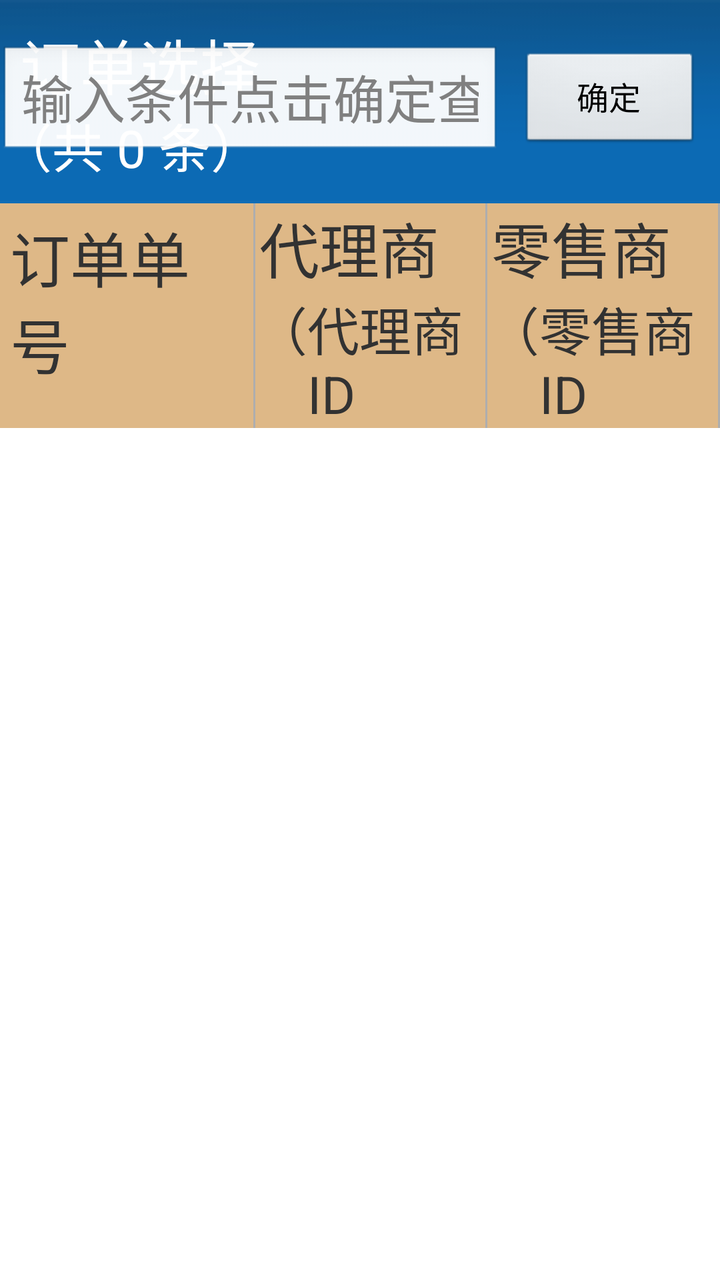
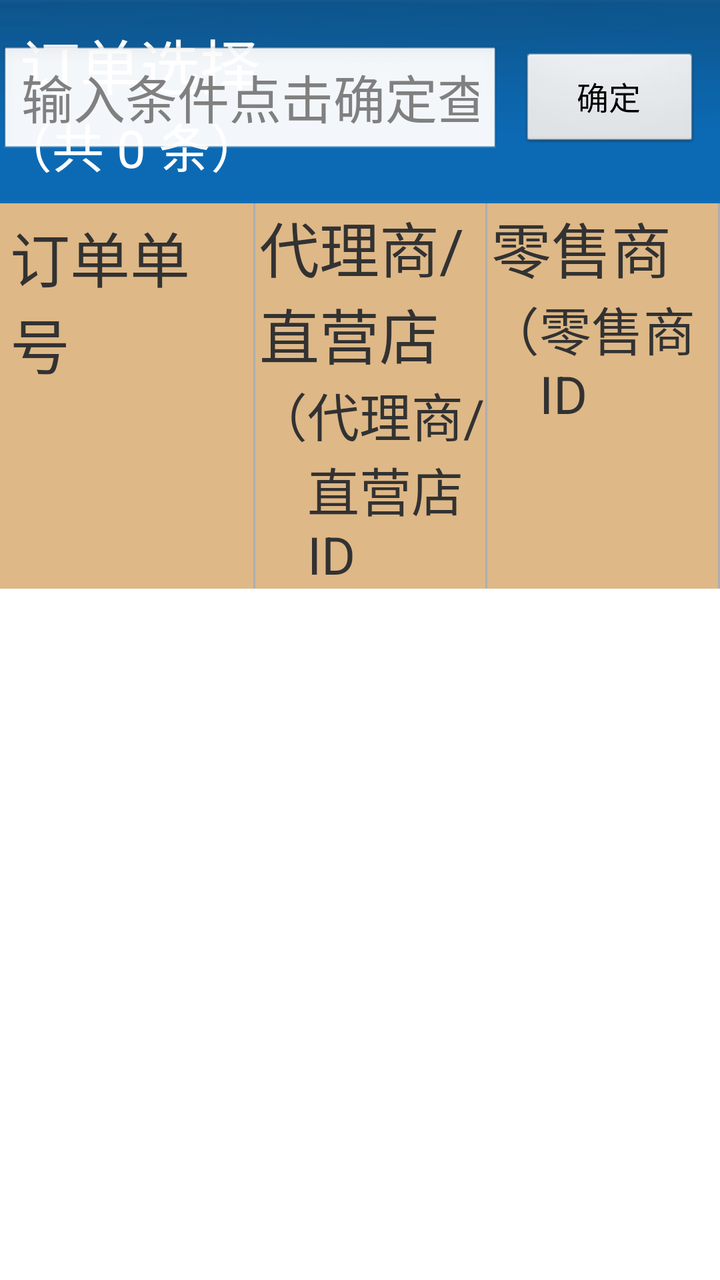

Before-and-after screenshots of an Android layout around one commit, followed by the original layout XML and the change that was made.
<!-- AndroidManifest.xml: application theme android:Theme.Light.NoTitleBar -->
<!-- res/layout/new_select_allpeibill.xml -->
<?xml version="1.0" encoding="utf-8"?>
<LinearLayout xmlns:android="http://schemas.android.com/apk/res/android"
    xmlns:tools="http://schemas.android.com/tools"
    android:layout_width="match_parent"
    android:layout_height="match_parent"
    android:orientation="vertical"
    tools:ignore="HardcodedText" >

    <RelativeLayout
        android:id="@+id/relayout_title_view"
        android:layout_width="match_parent"
        android:layout_height="wrap_content"
        android:background="@drawable/bottombar_back_button"
        android:paddingBottom="@dimen/scaled_h_dp_10"
        android:paddingTop="@dimen/scaled_h_dp_10" >

        <TextView
            android:id="@+id/textView1"
            android:layout_width="wrap_content"
            android:layout_height="wrap_content"
            android:layout_centerHorizontal="true"
            android:layout_alignParentLeft="true"
            android:paddingLeft="@dimen/scaled_w_dp_10"
            android:text="订单选择"
            android:textAppearance="?android:attr/textAppearanceLarge"
            android:textColor="@color/white"
            android:textSize="@dimen/scaled_t_dp_30" />

        <TextView
            android:id="@+id/tv_total"
            android:layout_width="wrap_content"
            android:layout_height="wrap_content"
            android:layout_below="@+id/textView1"
            android:layout_centerHorizontal="true"
            android:layout_alignParentLeft="true"
            android:text="（共 0 条）"
            android:textColor="@color/white"
            android:textSize="@dimen/scaled_t_dp_26" />

        <Button
            android:id="@+id/btn_seach"
            android:layout_width="@dimen/scaled_w_dp_90"
            android:layout_height="@dimen/scaled_h_dp_50"
            android:layout_alignParentRight="true"
            android:layout_centerVertical="true"
            android:layout_marginRight="@dimen/scaled_w_dp_10"
            android:text="确定"
            android:textSize="@dimen/scaled_t_sp_16" />

        <EditText
            android:id="@+id/et_search"
            android:layout_width="@dimen/scaled_w_dp_450"
            android:layout_height="wrap_content"
            android:layout_centerVertical="true"
            android:layout_marginRight="@dimen/scaled_w_dp_10"
            android:layout_toLeftOf="@+id/btn_seach"
            android:hint="输入条件点击确定查找"
            android:imeOptions="flagNoExtractUi"
            android:inputType="text"
            android:textSize="@dimen/scaled_t_dp_26" />
    </RelativeLayout>

    <LinearLayout
        android:layout_width="match_parent"
        android:layout_height="wrap_content"
        android:background="@color/burlywood"
        android:gravity="left" >

        <TextView
            android:id="@+id/txt_1"
            android:layout_width="@dimen/scaled_w_dp_0"
            android:layout_height="wrap_content"
            android:layout_weight="1.1"
            android:padding="@dimen/scaled_o_dp_5"
            android:text="订单单号"
            android:textSize="@dimen/scaled_t_dp_30" />

        <View
            android:layout_width="@dimen/scaled_w_dp_1"
            android:layout_height="match_parent"
            android:background="#AEAEAE" />

        <LinearLayout
            android:layout_width="@dimen/scaled_w_dp_0"
            android:layout_height="wrap_content"
            android:layout_weight="1"
            android:orientation="vertical" >

            <TextView
                android:id="@+id/txt_pur_3"
                android:layout_width="wrap_content"
                android:layout_height="wrap_content"
                android:paddingLeft="@dimen/scaled_w_dp_2"
                android:text="代理商"
                android:textSize="@dimen/scaled_t_dp_30" />

            <LinearLayout
                android:layout_width="wrap_content"
                android:layout_height="wrap_content"
                android:orientation="horizontal" >

                <TextView
                    android:layout_width="wrap_content"
                    android:layout_height="wrap_content"
                    android:text="（"
                    android:textSize="@dimen/scaled_t_dp_26" />

                <TextView
                    android:id="@+id/txt_pur_5"
                    android:layout_width="wrap_content"
                    android:layout_height="wrap_content"
                    android:text="代理商ID"
                    android:textSize="@dimen/scaled_t_dp_26" />

                <TextView
                    android:layout_width="wrap_content"
                    android:layout_height="wrap_content"
                    android:text="）"
                    android:textSize="@dimen/scaled_t_dp_26" />
            </LinearLayout>
        </LinearLayout>

        <View
            android:layout_width="@dimen/scaled_w_dp_1"
            android:layout_height="match_parent"
            android:background="#AEAEAE" />

        <LinearLayout
            android:layout_width="@dimen/scaled_w_dp_0"
            android:layout_height="wrap_content"
            android:layout_weight="1"
            android:orientation="vertical" >

            <TextView
                android:id="@+id/txt_retail"
                android:layout_width="wrap_content"
                android:layout_height="wrap_content"
                android:paddingLeft="@dimen/scaled_w_dp_2"
                android:text="零售商"
                android:textSize="@dimen/scaled_t_dp_30" />

            <LinearLayout
                android:layout_width="wrap_content"
                android:layout_height="wrap_content"
                android:orientation="horizontal" >

                <TextView
                    android:layout_width="wrap_content"
                    android:layout_height="wrap_content"
                    android:text="（"
                    android:textSize="@dimen/scaled_t_dp_26" />

                <TextView
                    android:id="@+id/txt_retail_id"
                    android:layout_width="wrap_content"
                    android:layout_height="wrap_content"
                    android:text="零售商ID"
                    android:textSize="@dimen/scaled_t_dp_26" />

                <TextView
                    android:layout_width="wrap_content"
                    android:layout_height="wrap_content"
                    android:text="）"
                    android:textSize="@dimen/scaled_t_dp_26" />
            </LinearLayout>
        </LinearLayout>

        <View
            android:layout_width="@dimen/scaled_w_dp_1"
            android:layout_height="match_parent"
            android:background="#AEAEAE" />
    </LinearLayout>

    <ListView
        android:id="@+id/listView1"
        android:layout_width="match_parent"
        android:layout_height="wrap_content" >
    </ListView>

</LinearLayout>
<!-- resources referenced by this layout -->
<resources>
  <color name="burlywood">#DEB887</color>
  <color name="white">#FFFFFF</color>
  <dimen name="scaled_h_dp_10">10dp</dimen>
  <dimen name="scaled_h_dp_50">50dp</dimen>
  <dimen name="scaled_o_dp_5">5dp</dimen>
  <dimen name="scaled_t_dp_26">26dp</dimen>
  <dimen name="scaled_t_dp_30">30dp</dimen>
  <dimen name="scaled_t_sp_16">16sp</dimen>
  <dimen name="scaled_w_dp_0">0dp</dimen>
  <dimen name="scaled_w_dp_1">1dp</dimen>
  <dimen name="scaled_w_dp_10">10dp</dimen>
  <dimen name="scaled_w_dp_2">2dp</dimen>
  <dimen name="scaled_w_dp_450">450dp</dimen>
  <dimen name="scaled_w_dp_90">90dp</dimen>
  <!-- drawable bottombar_back_button: png bitmap (drawable-hdpi, 3376 bytes) -->
</resources>

<!-- the commit's change to res/layout/new_select_allpeibill.xml (unified diff, before → after) -->
@@ -91,7 +91,7 @@
                 android:layout_width="wrap_content"
                 android:layout_height="wrap_content"
                 android:paddingLeft="@dimen/scaled_w_dp_2"
-                android:text="代理商"
+                android:text="代理商/直营店"
                 android:textSize="@dimen/scaled_t_dp_30" />
 
             <LinearLayout
@@ -109,7 +109,7 @@
                     android:id="@+id/txt_pur_5"
                     android:layout_width="wrap_content"
                     android:layout_height="wrap_content"
-                    android:text="代理商ID"
+                    android:text="代理商/直营店ID"
                     android:textSize="@dimen/scaled_t_dp_26" />
 
                 <TextView
